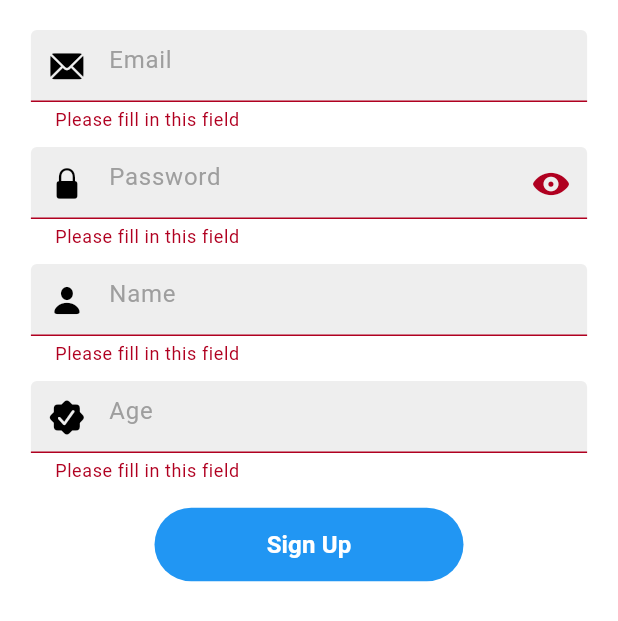
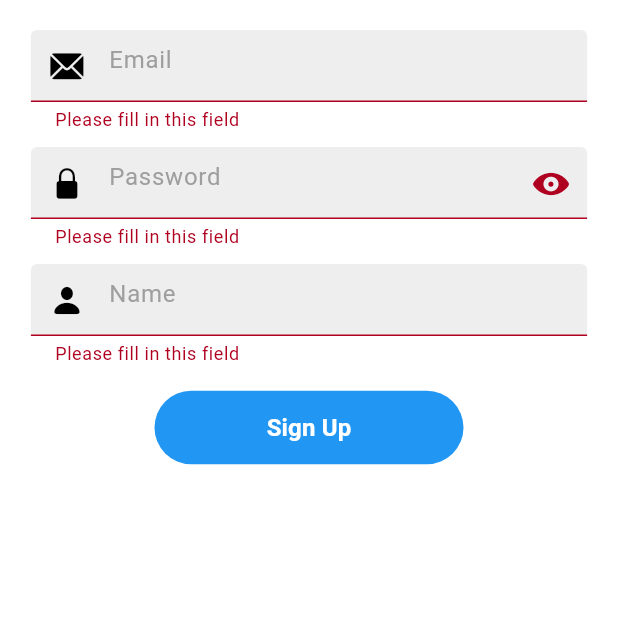
Before and after one commit to appseedsorg/status, a Flutter app: the SignUpScreen widget shown alone on an empty page, opened directly, after a tap on "Sign Up", on a phone screen of 412 x 824 dp. Shown: the top 621 px of the screen. Run offline on Flutter 3.47's test engine with Material 3 defaults, Android fonts, the phone set to English and light mode, and no system bars; our stand-ins replace bloc, cloud_firestore, equatable, firebase_auth, firebase_core, flutter_bloc and 1 more; accounts and stored records are empty.

Commit message:
Auth_logic

```diff
--- a/lib/screens/auth/views/sign_up_screen.dart
+++ b/lib/screens/auth/views/sign_up_screen.dart
@@ -17,7 +17,6 @@ class _SignUpScreenState extends State<SignUpScreen> {
   final passwordController = TextEditingController();
   final emailController = TextEditingController();
   final nameController = TextEditingController();
-  final ageController = TextEditingController();
   final _formKey = GlobalKey<FormState>();
   IconData iconPassword = CupertinoIcons.eye_fill;
   bool obscurePassword = true;
@@ -37,7 +36,6 @@ class _SignUpScreenState extends State<SignUpScreen> {
           setState(() {
             signUpRequired = false;
           });
-          // Navigator.pop(context);
         } else if (state is SignUpProcess) {
           setState(() {
             signUpRequired = true;
@@ -170,24 +168,6 @@ class _SignUpScreenState extends State<SignUpScreen> {
                       return null;
                     }),
               ),
-              const SizedBox(height: 10),
-              SizedBox(
-                width: MediaQuery.of(context).size.width * 0.9,
-                child: MyTextField(
-                    controller: ageController,
-                    hintText: 'Age',
-                    obscureText: false,
-                    keyboardType: TextInputType.name,
-                    prefixIcon: const Icon(CupertinoIcons.checkmark_seal_fill),
-                    validator: (val) {
-                      if (val!.isEmpty) {
-                        return 'Please fill in this field';
-                      } else if (val.length > 30) {
-                        return 'Age too long';
-                      }
-                      return null;
-                    }),
-              ),
               SizedBox(height: MediaQuery.of(context).size.height * 0.02),
               !signUpRequired
                   ? SizedBox(
@@ -196,11 +176,8 @@ class _SignUpScreenState extends State<SignUpScreen> {
                           onPressed: () {
                             if (_formKey.currentState!.validate()) {
                               MyUser myUser = MyUser.empty;
-                              // myUser = myUser.copyWith(
-                              // 	email: emailController.text,
-                              // 	name: nameController.text,
-                              //   age: int.parse(ageController.text),
-                              // );
+                              myUser.email = emailController.text;
+                              myUser.name = nameController.text;
                               setState(() {
                                 context.read<SignUpBloc>().add(SignUpRequired(
                                     myUser, passwordController.text));
--- a/pubspec.yaml
+++ b/pubspec.yaml
@@ -28,5 +28,5 @@ dev_dependencies:
 
 flutter:
   uses-material-design: true
-  # assets:
-  #   - assets/
+  assets:
+    - assets/
```
Also changed, not shown: lib/screens/home/views/home_screen.dart (+27 -1 lines), assets/1.png (added), assets/2.png (added), assets/3.png (added), assets/4.png (added), assets/5.png (added), assets/6.png (added), assets/7.png (added), assets/8.png (added).
